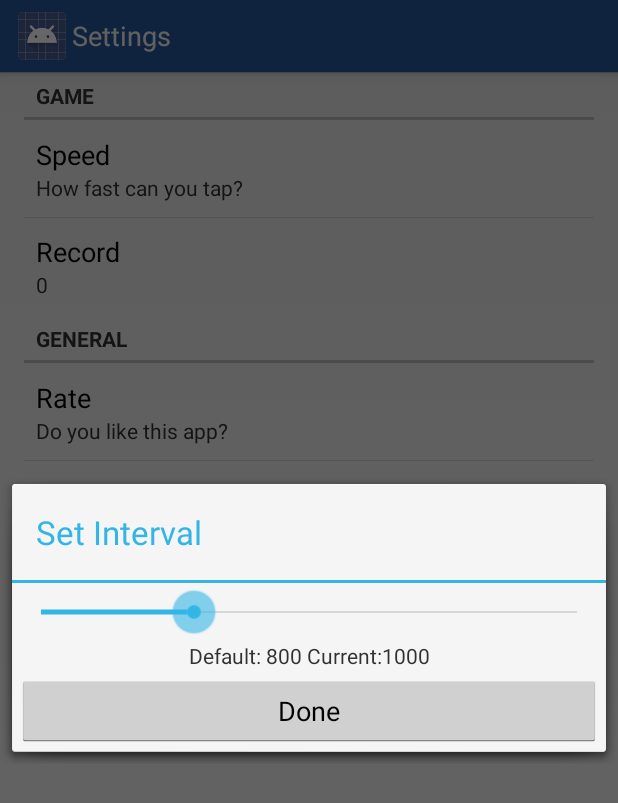
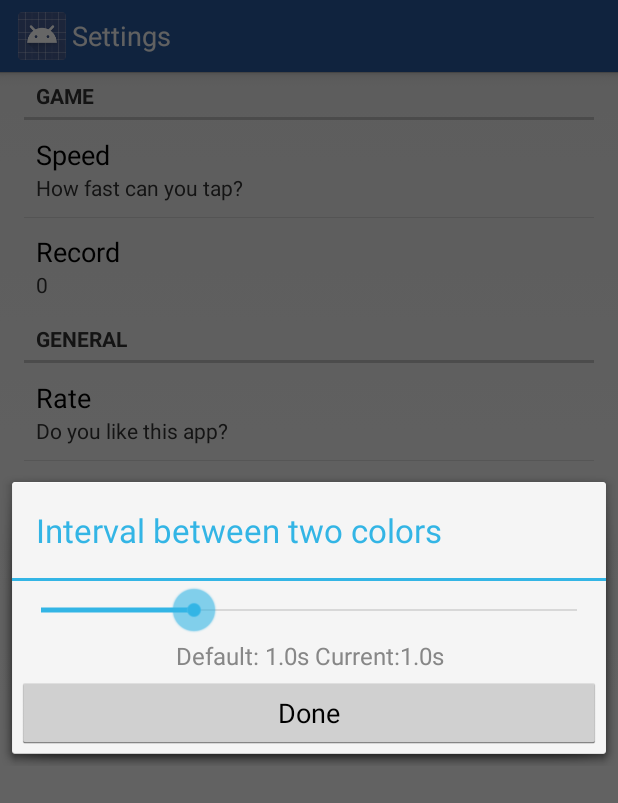
Before and after one commit to ziggy42/KeepFocused, an Android app: the SettingsActivity screen opened directly, with no data from a screen before it, after a tap on "Speed", on a phone screen of 412 x 824 dp. Shown: the top 803 px of the screen. Run offline under Robolectric (Android 15) with nearby library versions, the phone set to English and light mode, and no system bars.

Commit message:
better dialog

```diff
--- a/app/src/main/java/com/andreapivetta/keepfocused/settings/SettingsActivity.java
+++ b/app/src/main/java/com/andreapivetta/keepfocused/settings/SettingsActivity.java
@@ -137,7 +137,7 @@ public class SettingsActivity extends Activity {
                             currentInterval = (interval / 100) - 6;
                             seekBar.setProgress(currentInterval);
 
-                            seekBarTextView.setText(getActivity().getString(R.string.default_current) + ((currentInterval * 100) + 600));
+                            seekBarTextView.setText(getActivity().getString(R.string.default_current) + String.format("%.1f", ((currentInterval/10.0) + 0.6)) + "s");
 
                             doneButton.setOnClickListener(new View.OnClickListener() {
                                 @Override
@@ -153,7 +153,7 @@ public class SettingsActivity extends Activity {
                                 @Override
                                 public void onProgressChanged(SeekBar seekBar, int i, boolean b) {
                                     currentInterval = i;
-                                    seekBarTextView.setText(getActivity().getString(R.string.default_current) + ((currentInterval * 100) + 600));
+                                    seekBarTextView.setText(getActivity().getString(R.string.default_current) + String.format("%.1f", ((currentInterval/10.0) + 0.6)) + "s");
                                 }
 
                                 @Override
--- a/app/src/main/res/layout/dialog.xml
+++ b/app/src/main/res/layout/dialog.xml
@@ -18,6 +18,8 @@
         android:layout_height="wrap_content"
         android:textAppearance="?android:attr/textAppearanceSmall"
         android:gravity="center"
+        android:textSize="16sp"
+        android:textColor="#878787"
         android:id="@+id/seekBarTextView" />
 
     <Button
--- a/app/src/main/res/values/strings.xml
+++ b/app/src/main/res/values/strings.xml
@@ -2,10 +2,10 @@
 <resources>
 
     <!-- General -->
-    <string name="app_name">Keep Focused</string>
+    <string name="app_name" translatable="false">Keep Focused</string>
     <string name="action_settings">Settings</string>
     <string name="title_activity_settings">Settings</string>
-    <string name="title_activity_about">About</string>
+    <string name="title_activity_about" translatable="false">About</string>
 
     <!-- Dialogs -->
     <string name="restart">Try Again!</string>
@@ -17,36 +17,36 @@
     <string name="new_game">Restart</string>
     <string name="dismiss">Dismiss</string>
     <string name="record_congrats"> is your new Record! Nice game ;)</string>
-    <string name="set_speed_title">Set Interval</string>
+    <string name="set_speed_title">Interval between two colors</string>
     <string name="set_speed_message">Highest interval, easiest game</string>
     <string name="done">Done</string>
-    <string name="default_current">Default: 800 Current: </string>
+    <string name="default_current">Default: 1.0s Current: </string>
     <string name="share_app">Share this App!</string>
-    <string name="check_out_app">Check out this app!! https://play.google.com/store/apps/details?id=com.andreapivetta.keepfocused</string>
-    <string name="my_record_is">My record is </string>
-    <string name="can_you_beat_me">, can you beat me? https://play.google.com/store/apps/details?id=com.andreapivetta.keepfocused</string>
+    <string name="check_out_app" translatable="false">Check out this app!! https://play.google.com/store/apps/details?id=com.andreapivetta.keepfocused</string>
+    <string name="my_record_is" translatable="false">My record is </string>
+    <string name="can_you_beat_me" translatable="false">, can you beat me? https://play.google.com/store/apps/details?id=com.andreapivetta.keepfocused</string>
     <string name="record_share">Share your record!</string>
 
     <!-- About -->
     <string name="problems_and_suggestions">Contacts:</string>
-    <string name="andrea_twitter">https://twitter.com/Pivix00</string>
-    <string name="year_textview">" - 2014"</string>
-    <string name="image_content_description">app icon</string>
-    <string name="my_website">andreapivetta.altervista.org</string>
+    <string name="andrea_twitter" translatable="false">https://twitter.com/Pivix00</string>
+    <string name="year_textview" translatable="false">" - 2014"</string>
+    <string name="image_content_description" translatable="false">app icon</string>
+    <string name="my_website" translatable="false">andreapivetta.altervista.org</string>
     <string name="website_textView">Websites:</string>
     <string name="libraries_used">Libraries Used:</string>
-    <string name="count_down_timer">https://gist.github.com/Gautier/737759</string>
-    <string name="count_down_animation">https://github.com/IvanRF/CountDownAnimation</string>
+    <string name="count_down_timer" translatable="false">https://gist.github.com/Gautier/737759</string>
+    <string name="count_down_animation" translatable="false">https://github.com/IvanRF/CountDownAnimation</string>
 
     <!-- Preferences -->
     <string name="pref_general">General</string>
-    <string name="pref_title_about_app">About App</string>
+    <string name="pref_title_about_app" translatable="false">About App</string>
     <string name="pref_rate_for_support">Rate</string>
     <string name="pref_share_for_support">Share</string>
     <string name="pref_game">Game</string>
     <string name="pref_title_speed">Speed</string>
     <string name="preference_speed">How fast can you tap?</string>
-    <string name="pref_title_record">Record</string>
+    <string name="pref_title_record" translatable="false">Record</string>
     <string name="pref_share_for_support_summary">Help us to reach more users</string>
     <string name="pref_rate_for_support_summary">Do you like this app?</string>
     <string name="pref_title_about_app_summary">Who made this</string>
```
Also changed, not shown: 1 other file.
